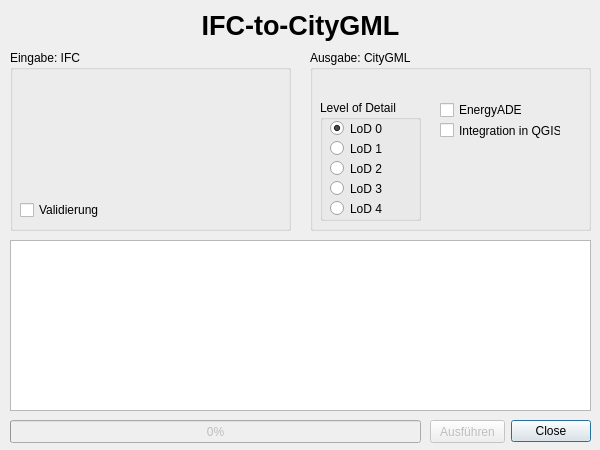
The window that dialog.ui (NickNick1210/ifc_to_citygml) describes before a commit, drawn with Qt 5.
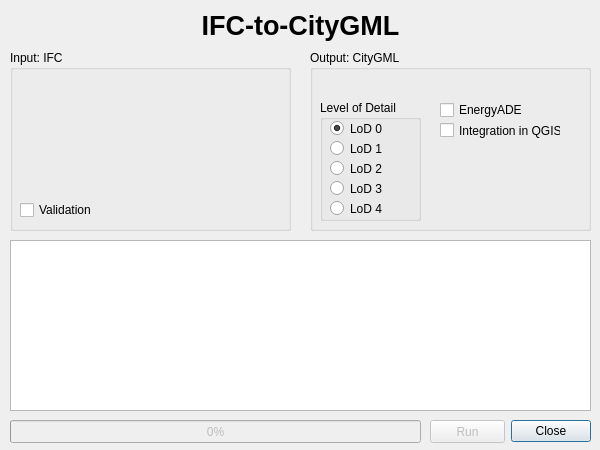
The same window after the commit. Custom widgets are drawn as their Qt base class.

The edit to the form file:
```diff
--- a/dialog.ui
+++ b/dialog.ui
@@ -143,7 +143,7 @@
     <enum>Qt::NoFocus</enum>
    </property>
    <property name="text">
-    <string>Ausführen</string>
+    <string>Run</string>
    </property>
    <property name="iconSize">
     <size>
@@ -171,7 +171,7 @@
     </rect>
    </property>
    <property name="title">
-    <string>Eingabe: IFC</string>
+    <string>Input: IFC</string>
    </property>
    <widget class="QgsFileWidget" name="fileWidget_ifc">
     <property name="geometry">
@@ -241,7 +241,7 @@
      </rect>
     </property>
     <property name="text">
-     <string>Validierung</string>
+     <string>Validation</string>
     </property>
     <property name="checked">
      <bool>false</bool>
@@ -258,7 +258,7 @@
     </rect>
    </property>
    <property name="title">
-    <string>Ausgabe: CityGML</string>
+    <string>Output: CityGML</string>
    </property>
    <widget class="QgsFileWidget" name="fileWidget_cgml">
     <property name="enabled">
```
Left out of the diff: 14 changed lines with no effect on the pictures.
